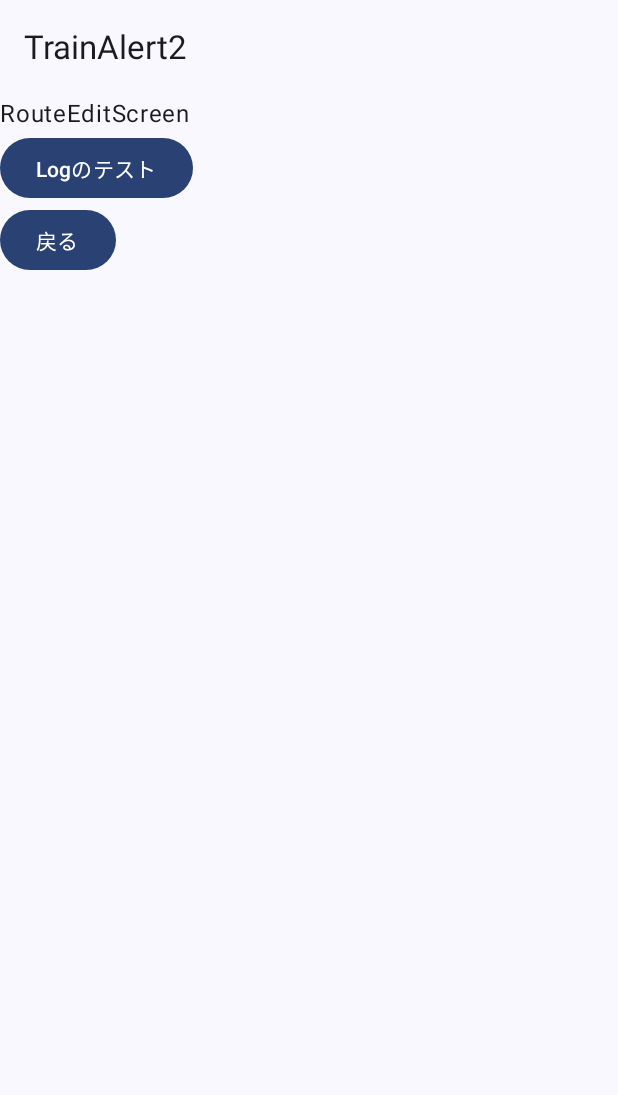
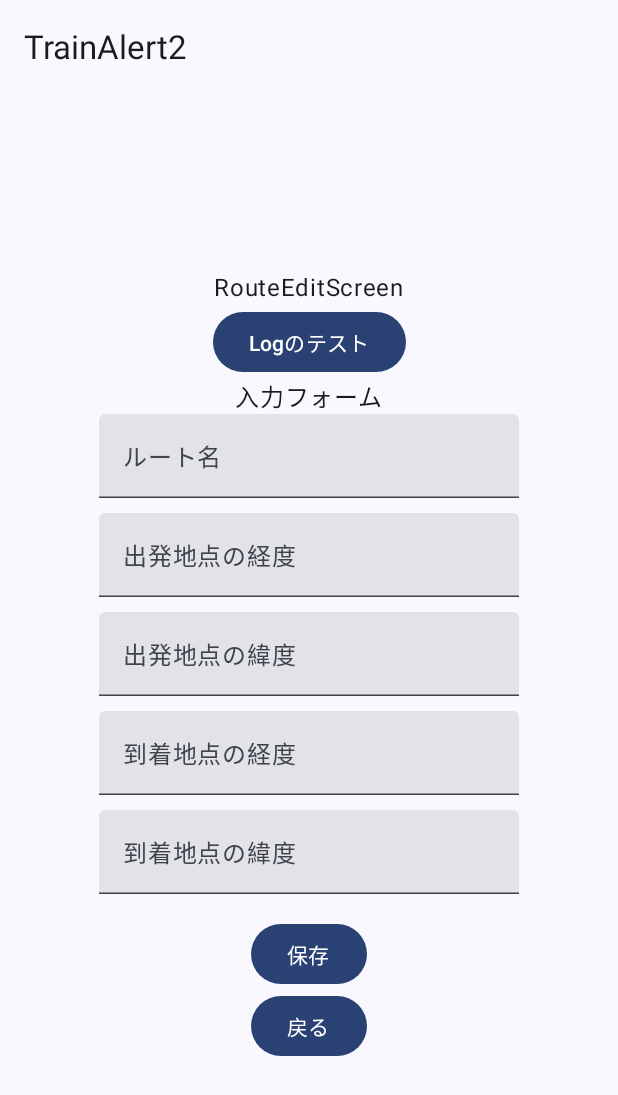
Before and after one commit to kajiLabTeam/TrainAlert2, an Android app built with Jetpack Compose: the RouteEditScreen screen opened through its navigation route, on a phone screen of 412 x 824 dp. Shown: the top 1095 px of the screen. Run offline under Robolectric (Android 15) with nearby library versions, the light colour scheme and no system bars; 1 statement that could not run was skipped.

Commit message:
入力フォームを作りました。 ・ルート名 ・出発地点の緯度経度 ・到着地点の緯度経度 が入力できるようにしています。 保存ボタンがありますが、機能はまだつけていないのでボタンがあるだけです。

```diff
--- a/app/src/main/java/net/harutiro/trainalert2/core/presenter/routeEditer/RouteEditorScreen.kt
+++ b/app/src/main/java/net/harutiro/trainalert2/core/presenter/routeEditer/RouteEditorScreen.kt
@@ -1,17 +1,25 @@
 package net.harutiro.trainalert2.core.presenter.routeEditer
 
-import androidx.compose.foundation.layout.Column
+import androidx.compose.foundation.layout.*
 import androidx.compose.material3.Button
 import androidx.compose.material3.Text
+import androidx.compose.material3.TextField
 import androidx.compose.runtime.Composable
+import androidx.compose.ui.Alignment
+import androidx.compose.ui.Modifier
+import androidx.compose.ui.unit.dp
 import androidx.lifecycle.viewmodel.compose.viewModel
 
 @Composable
 fun RouteEditScreen(
     toBackScreen: () -> Unit,
     viewModel: RouteEditorViewModel = viewModel()
-){
-    Column {
+) {
+    Column(
+        modifier = Modifier.fillMaxSize(),
+        horizontalAlignment = Alignment.CenterHorizontally,
+        verticalArrangement = Arrangement.Center
+    ) {
         Text(text = "RouteEditScreen")
 
         Button(
@@ -20,6 +28,53 @@ fun RouteEditScreen(
             }
         ) {
             Text(text = "Logのテスト")
+        }
+
+        Text(text = "入力フォーム")
+
+        // ルート名入力フィールド
+        TextField(
+            value = viewModel.title,
+            onValueChange = { viewModel.title = it },
+            label = { Text("ルート名") }
+        )
+        Spacer(modifier = Modifier.height(10.dp))
+
+        // 出発地点の経度入力フィールド
+        TextField(
+            value = viewModel.startLongitude,
+            onValueChange = { viewModel.startLongitude = it },
+            label = { Text("出発地点の経度") }
+        )
+        Spacer(modifier = Modifier.height(10.dp))
+
+        // 出発地点の緯度入力フィールド
+        TextField(
+            value = viewModel.startLatitude,
+            onValueChange = { viewModel.startLatitude = it },
+            label = { Text("出発地点の緯度") }
+        )
+        Spacer(modifier = Modifier.height(10.dp))
+
+        // 到着地点の経度入力フィールド
+        TextField(
+            value = viewModel.endLongitude,
+            onValueChange = { viewModel.endLongitude = it },
+            label = { Text("到着地点の経度") }
+        )
+        Spacer(modifier = Modifier.height(10.dp))
+
+        // 到着地点の緯度入力フィールド
+        TextField(
+            value = viewModel.endLatitude,
+            onValueChange = { viewModel.endLatitude = it },
+            label = { Text("到着地点の緯度") }
+        )
+        Spacer(modifier = Modifier.height(16.dp))
+
+        Button(onClick = { /*TODO*/ }) {
+            Text(text = "保存")
+            //保存ボタンは一旦ボタンがあるだけです。後から保存機能を追加します。
         }
 
         Button(
--- a/app/src/main/java/net/harutiro/trainalert2/core/presenter/routeEditer/RouteEditorViewModel.kt
+++ b/app/src/main/java/net/harutiro/trainalert2/core/presenter/routeEditer/RouteEditorViewModel.kt
@@ -1,6 +1,9 @@
 package net.harutiro.trainalert2.core.presenter.routeEditer
 
 import android.util.Log
+import androidx.compose.runtime.getValue
+import androidx.compose.runtime.mutableStateOf
+import androidx.compose.runtime.setValue
 import androidx.lifecycle.ViewModel
 
 class RouteEditorViewModel: ViewModel() {
@@ -11,4 +14,13 @@ class RouteEditorViewModel: ViewModel() {
         Log.d(TAG,"経路編集画面のViewModel")
     }
 
+    var title by mutableStateOf("")
+    var startLongitude by mutableStateOf("")
+    var startLatitude by mutableStateOf("")
+    var endLongitude by mutableStateOf("")
+    var endLatitude by mutableStateOf("")
+    var isNotificationEnabled by mutableStateOf(false)
+    var isVibrationEnabled by mutableStateOf(false)
+
+
 }
```
